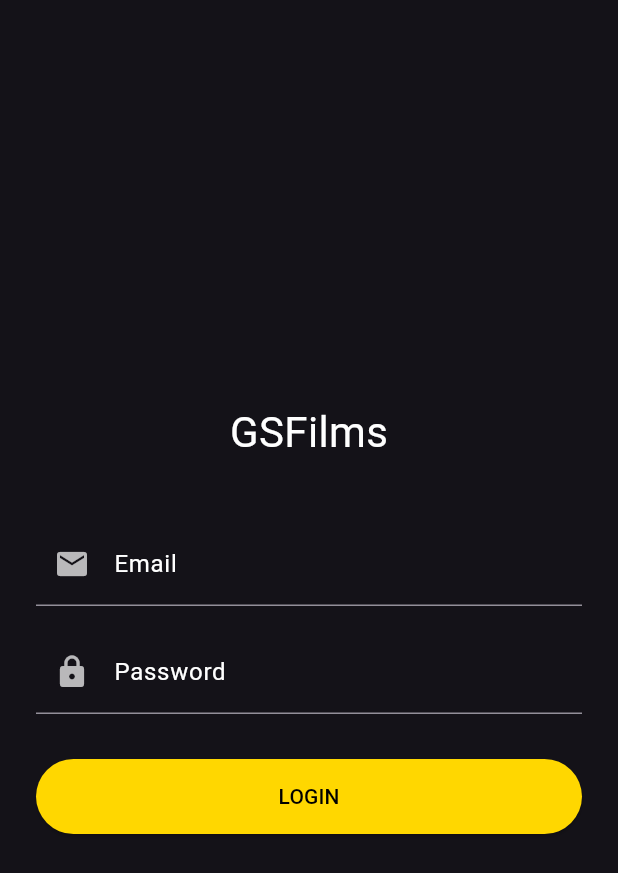
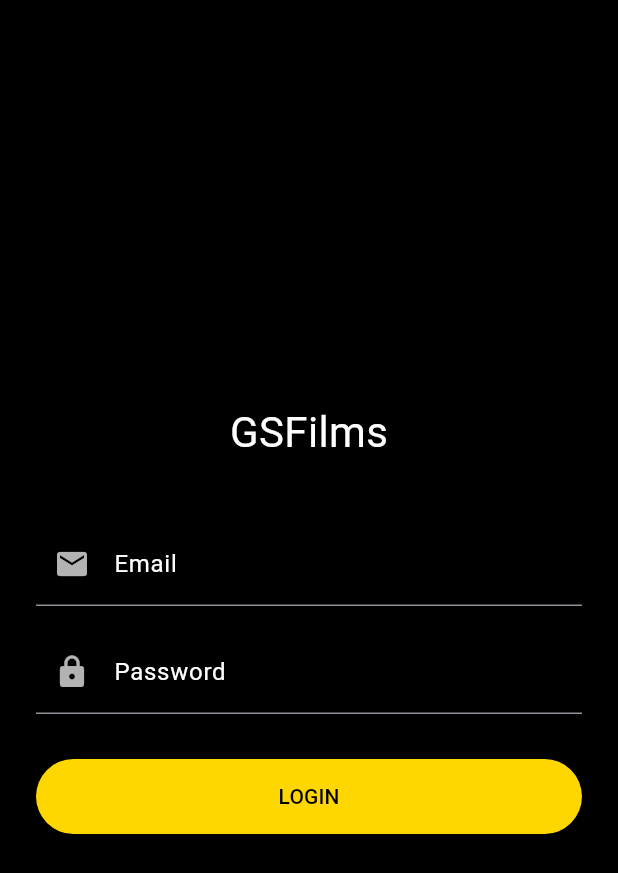
Before and after one commit to williamthegreatsaviour/gs-films, a Flutter app: the screen it shows after launch, on a phone screen of 412 x 824 dp. Shown: the top 873 px of the screen. Run offline on Flutter 3.47's test engine with Material 3 defaults, Android fonts, the phone set to English and light mode, and no system bars; our stand-ins replace google_fonts, shared_preferences, webview_flutter; missing offline and left inert: cinepulso; accounts and stored records are empty.

Commit message:
Update main.dart

```diff
--- a/lib/main.dart
+++ b/lib/main.dart
@@ -1,6 +1,5 @@
 import 'package:flutter/material.dart';
 import 'routes/app_routes.dart';
-import 'screens/splash_screen.dart';
 
 void main() {
   runApp(const GSFilmsApp());
@@ -14,7 +13,12 @@
     return MaterialApp(
       title: 'GSFilms',
       debugShowCheckedModeBanner: false,
-      theme: ThemeData.dark(useMaterial3: true),
+      theme: ThemeData(
+        brightness: Brightness.dark,
+        primaryColor: const Color(0xFFFFD700),
+        scaffoldBackgroundColor: Colors.black,
+        appBarTheme: const AppBarTheme(backgroundColor: Colors.black, elevation: 0),
+      ),
       initialRoute: '/splash',
       routes: appRoutes,
     );
```
